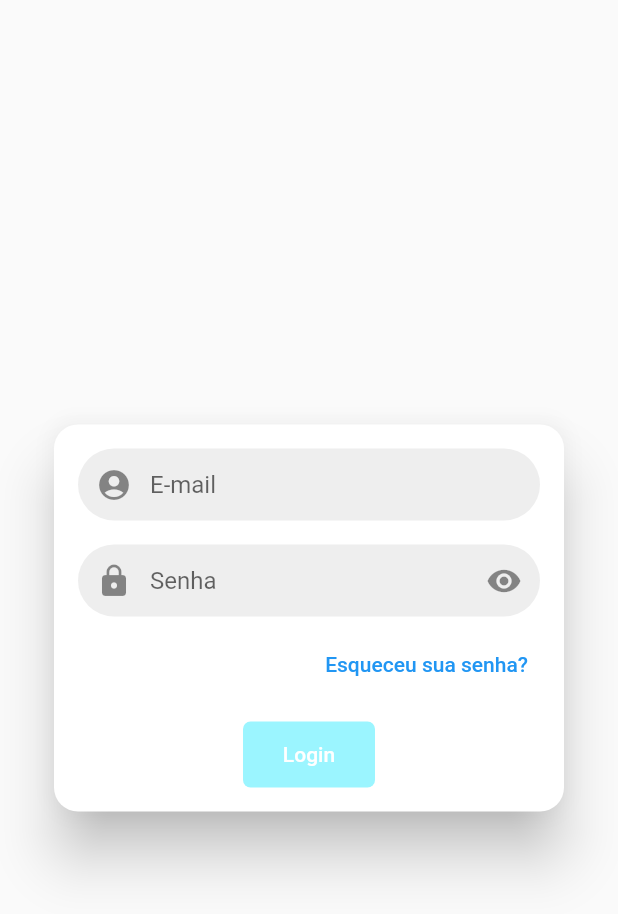
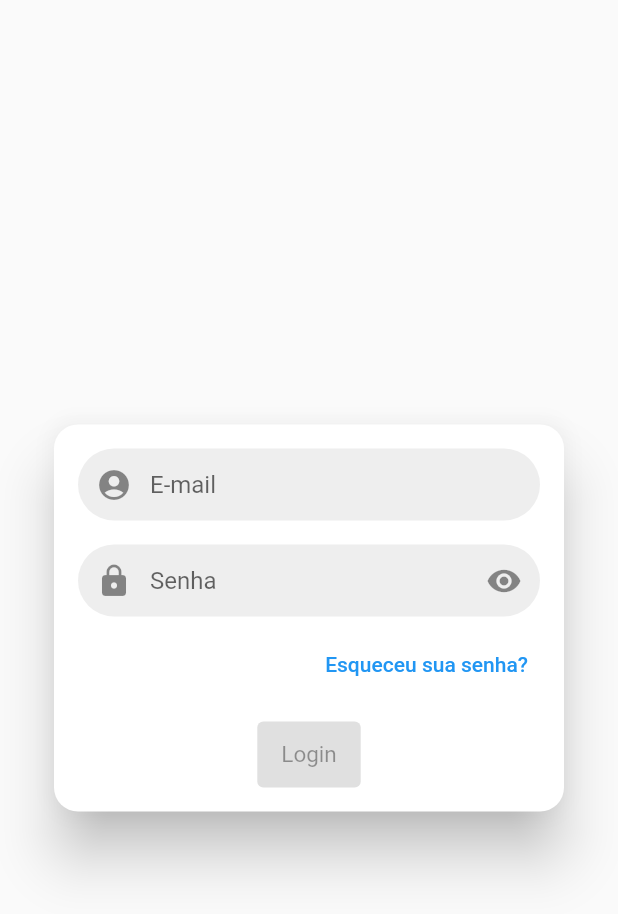
Before and after one commit to italo-santos-dev/mobx-login-flutter, a Flutter app: the screen it shows after launch, on a phone screen of 412 x 824 dp. Shown: the top 914 px of the screen. Run offline on Flutter 3.47's test engine with Material 2 defaults, Android fonts, the phone set to English and light mode, and no system bars; our stand-ins replace flutter_mobx, mobx; generated files the repository leaves out were written again.

Commit message:
fix: login buttons fixes and forgot my password

```diff
--- a/lib/screens/login_screen.dart
+++ b/lib/screens/login_screen.dart
@@ -105,28 +105,28 @@ class _LoginScreenState extends State<LoginScreen> {
                     builder: (_) {
                       return SizedBox(
                         height: 44.0,
-                          child: RaisedButton(
-                            shape: RoundedRectangleBorder(
-                              borderRadius: BorderRadius.circular(5),
+                        child: ElevatedButton(
+                          style: ElevatedButton.styleFrom(
+                            backgroundColor: Theme.of(context).primaryColor,
+                            textStyle: TextStyle(
+                              fontSize: 15.0,
                             ),
+                          ),
+                          onPressed: loginStore.loginPressed,
                           child: loginStore.loading
                               ? CircularProgressIndicator(
                                   valueColor:
                                       AlwaysStoppedAnimation(Colors.white),
                                 )
                               : Text('Login'),
-                            color: Theme.of(context).primaryColor,
-                            disabledColor:
-                                Theme.of(context).primaryColor.withAlpha(100),
-                            textColor: Colors.white,
-                            onPressed: loginStore.loginPressed,
                         ),
                       );
                     },
                   )
                 ],
               ),
-              )),
+            ),
+          ),
         ),
       ),
     );
```
Lines whose indentation alone changed are shown as unchanged.
